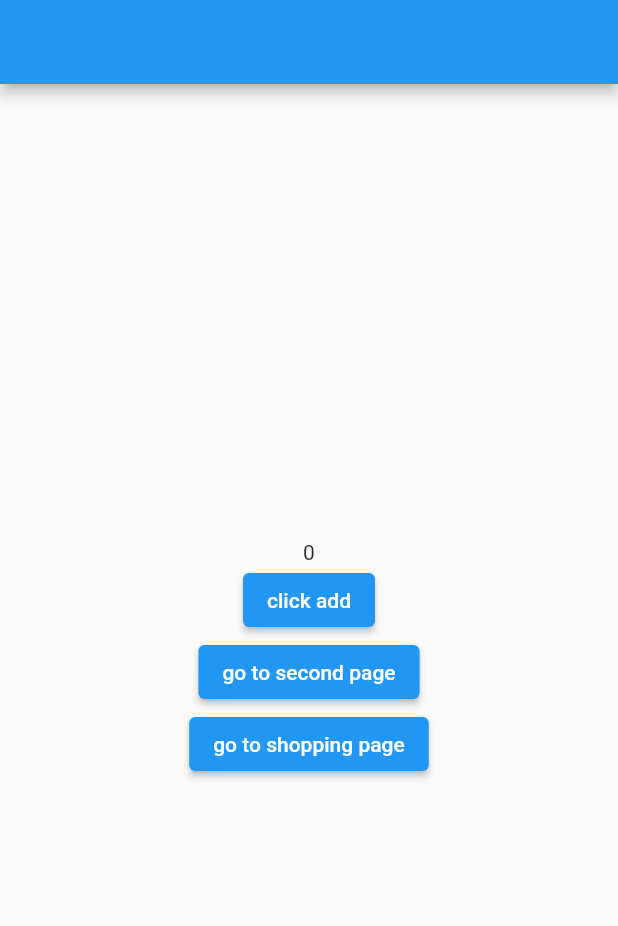
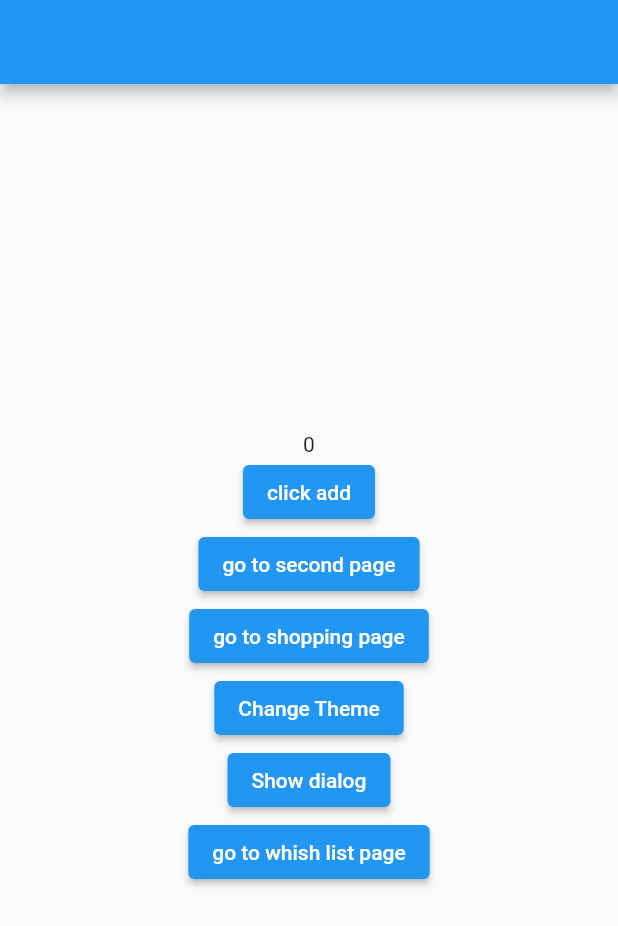
Before and after one commit to S-EmreCat/state-management-ex, a Flutter app: the screen it shows after launch, on a phone screen of 412 x 824 dp. Shown: the top 926 px of the screen. Run offline on Flutter 3.47's test engine with Material 2 defaults, Android fonts, the phone set to English and light mode, and no system bars; our stand-ins replace get.

Commit message:
wishlist getx example

```diff
--- /dev/null
+++ b/lib/getx/bindings/wishlist_binding.dart
@@ -0,0 +1,10 @@
+import 'package:statemanagement/getx/controller/wishlist_controller.dart';
+
+import 'package:get/get.dart';
+
+class WishListBinding implements Bindings {
+  @override
+  void dependencies() {
+    Get.create<WishListController>(() => WishListController());
+  }
+}
--- /dev/null
+++ b/lib/getx/controller/wishlist_controller.dart
@@ -0,0 +1,36 @@
+import 'dart:math';
+
+import 'package:get/get.dart';
+
+import '../models/wishlist_model.dart';
+
+class WishListController extends GetxController {
+  // All products
+  final RxList<Item> _items = List.generate(
+      20,
+      (index) => Item(
+          id: index,
+          name: 'Product $index',
+          price: Random().nextDouble() * 100,
+          inWishList: false.obs)).obs;
+
+  List<Item> get items {
+    return [..._items];
+  }
+
+  // This will return the products that were added to wish list
+  List<Item> get wishListItems {
+    return _items.where((item) => item.inWishList.value == true).toList();
+  }
+
+  // Add an item to the wish list
+  void addItem(int id) {
+    final int index = _items.indexWhere((item) => item.id == id);
+    _items[index].inWishList.value = true;
+  } // Remove an item from the wish list
+
+  void removeItem(int id) {
+    final int index = _items.indexWhere((item) => item.id == id);
+    _items[index].inWishList.value = false;
+  }
+}
--- a/lib/getx/pages/getx_home.dart
+++ b/lib/getx/pages/getx_home.dart
@@ -36,6 +36,21 @@ class GetxHome extends StatelessWidget {
               },
               child: const Text("go to shopping page"),
             ),
+            ElevatedButton(
+              onPressed: () => Get.changeTheme(
+                  Get.isDarkMode ? ThemeData.light() : ThemeData.dark()),
+              child: const Text("Change Theme"),
+            ),
+            ElevatedButton(
+              onPressed: () => Get.snackbar('Hi', 'I am a modern snackbar'),
+              child: const Text("Show dialog"),
+            ),
+            ElevatedButton(
+              onPressed: () {
+                Get.toNamed("/wishlist");
+              },
+              child: const Text("go to whish list page"),
+            ),
           ],
         ),
       ),
--- a/lib/main.dart
+++ b/lib/main.dart
@@ -1,12 +1,15 @@
 import 'package:flutter/material.dart';
 import 'package:get/get.dart';
 import 'package:statemanagement/getx/bindings/shopping_binding.dart';
+import 'package:statemanagement/getx/bindings/wishlist_binding.dart';
+import 'package:statemanagement/getx/pages/getx_wishlist.dart';
 
 import 'getx/bindings/getx_page2_binding.dart';
 import 'getx/pages/getx_home.dart';
 import 'getx/bindings/getx_home_binding.dart';
 import 'getx/pages/getx_page2.dart';
 import 'getx/pages/getx_shopping_page.dart';
+import 'getx/pages/getx_wishlist_screen.dart';
 
 void main() => runApp(const MyApp());
 
@@ -16,8 +19,10 @@ class MyApp extends StatelessWidget {
   @override
   Widget build(BuildContext context) {
     return GetMaterialApp(
+      debugShowCheckedModeBanner: false,
       initialRoute: "/",
       initialBinding: MyGetxHomeBinding(),
+      home: GetxHome(),
       getPages: [
         GetPage(
           name: "/",
@@ -26,7 +31,7 @@ class MyApp extends StatelessWidget {
         ),
         GetPage(
           name: "/second",
-          page: () => GetxPage2(),
+          page: () => const GetxPage2(),
           binding: MyGetxPage2Binding(),
         ),
         GetPage(
@@ -34,9 +39,17 @@ class MyApp extends StatelessWidget {
           page: () => const ShoppingItem(),
           binding: ShoppingBinding(),
         ),
+        GetPage(
+          name: "/wishlist",
+          page: () => WishListPage(),
+          binding: WishListBinding(),
+        ),
+        GetPage(
+          name: "/wishlistscreen",
+          page: () => WishListScreen(),
+          binding: WishListBinding(),
+        ),
       ],
-      title: 'Getx Home',
-      home: GetxHome(),
     );
   }
 }
```
Also changed, not shown: lib/getx/bindings/shopping_binding.dart (+4 -4 lines), lib/getx/bindings/wishlistscreen_binding.dart (added, +10 -0 lines), lib/getx/models/wishlist_model.dart (added, +13 -0 lines), lib/getx/pages/getx_page2.dart (+6 -5 lines), lib/getx/pages/getx_wishlist.dart (added, +82 -0 lines), lib/getx/pages/getx_wishlist_screen.dart (added, +52 -0 lines).
